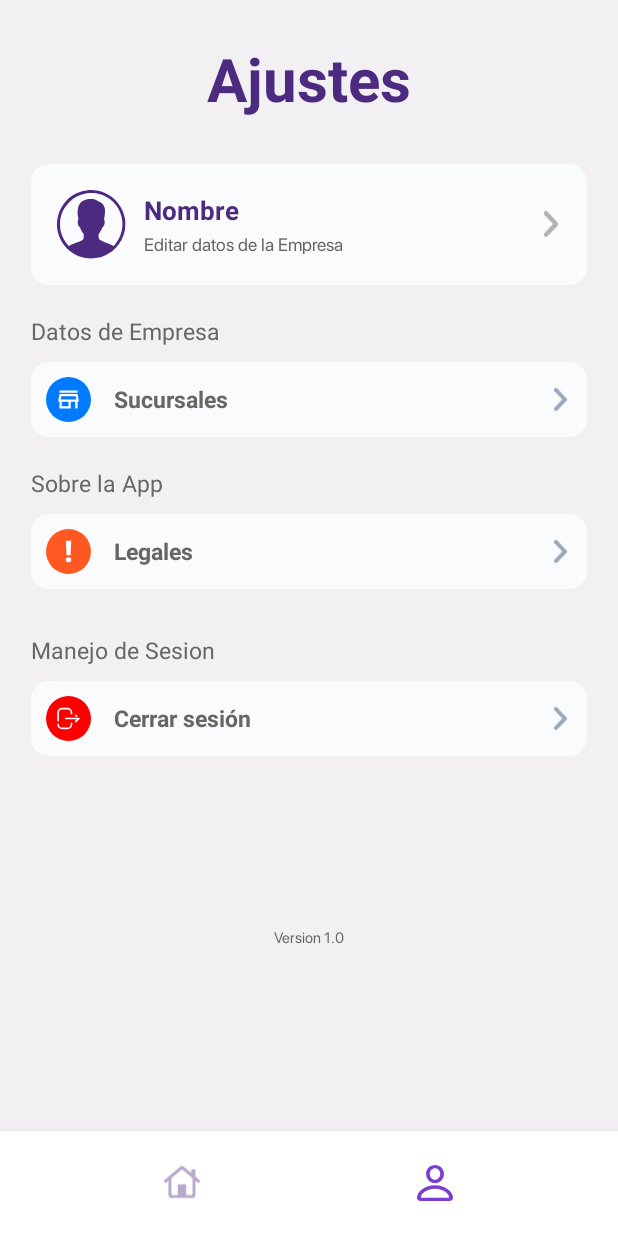
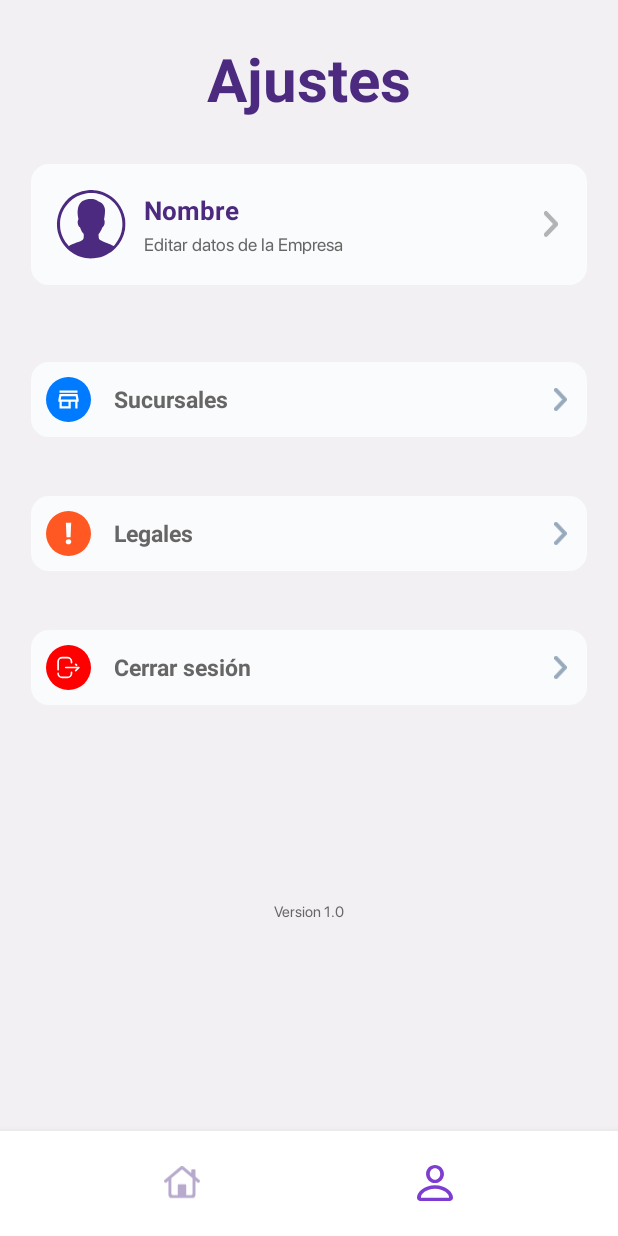
Before and after one commit to FranciscoAnnoni/offerHub, an Android app built with Jetpack Compose: the PartnersProfileFragment screen opened through its navigation route, on a phone screen of 412 x 824 dp. Run offline under Robolectric (Android 15) with nearby library versions, the light colour scheme and no system bars; our stand-ins replace CircleImageView, Dagger/Hilt's generated code, Firebase (no records; nobody signed in at launch, a user with empty details on screens opened directly), navigation-ui; libraries missing offline, so code that uses them is left out: io.grpc.android; 1 statement that could not run was skipped.

Commit message:
cambio los ajustes de partners

```diff
--- a/Frontend/app/src/main/java/com/example/offerhub/fragments/partners/PartnersUserAccountFragment.kt
+++ b/Frontend/app/src/main/java/com/example/offerhub/fragments/partners/PartnersUserAccountFragment.kt
@@ -3,6 +3,7 @@ package com.example.offerhub.fragments.partners
 import android.app.AlertDialog
 import android.content.Intent
 import android.os.Bundle
+import android.util.Log
 import android.view.LayoutInflater
 import android.view.View
 import android.view.ViewGroup
@@ -183,7 +184,10 @@ class PartnersUserAccountFragment: Fragment() {
 // muestra la info del usuario Partner
     private fun showUserInformation(data: UserPartner) {
         binding.apply{
+
             edFirstName.setText(data.nombreDeEmpresa)
+            Log.d("Etiqueta nombre", edFirstName.toString())
+            Log.d("Etiqueta nombre", data.nombreDeEmpresa)
             edCuil.setText(data.cuil)
             edEmail.setText(data.email)
 
--- a/Frontend/app/src/main/res/layout/fragment_profile_partners.xml
+++ b/Frontend/app/src/main/res/layout/fragment_profile_partners.xml
@@ -109,7 +109,7 @@
                 android:layout_width="wrap_content"
                 android:layout_height="wrap_content"
                 android:layout_marginTop="20dp"
-                android:text="Datos de Empresa"
+                android:text=""
                 app:layout_constraintStart_toStartOf="@id/guideline1"
                 app:layout_constraintTop_toBottomOf="@id/constraintProfile" />
 
@@ -167,8 +167,8 @@
                 android:textStyle="normal"
                 android:layout_width="wrap_content"
                 android:layout_height="wrap_content"
-                android:layout_marginTop="20dp"
-                android:text="Sobre la App"
+                android:layout_marginTop="8dp"
+                android:text=""
                 app:layout_constraintStart_toStartOf="@id/guideline1"
                 app:layout_constraintTop_toBottomOf="@id/linearOrders" />
 
@@ -231,8 +231,8 @@
                 android:textStyle="normal"
                 android:layout_width="wrap_content"
                 android:layout_height="wrap_content"
-                android:layout_marginTop="30dp"
-                android:text="Manejo de Sesion"
+                android:layout_marginTop="8dp"
+                android:text=""
                 app:layout_constraintStart_toStartOf="@id/guideline1"
                 app:layout_constraintTop_toBottomOf="@id/linearLegals" />
 
```
